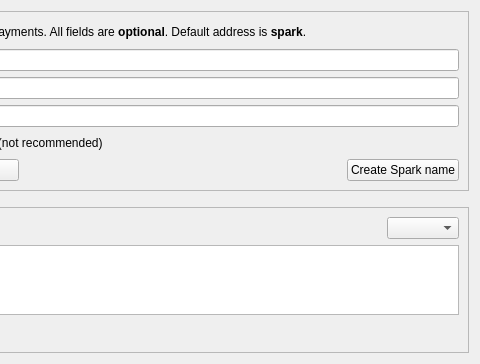
The window that src/qt/forms/receivecoinsdialog.ui (firoorg/firo) describes before a commit, drawn with Qt 5; both pictures show x 296 to 776 and y 0 to 364 of the 776 by 364 pixel window.
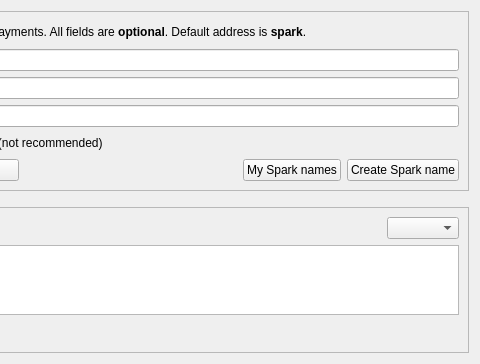
The same window after the commit. Custom widgets are drawn as their Qt base class.

Commit message: Added "My spark names" button to the Receive tab

What changed in the file:
```diff
--- a/src/qt/forms/receivecoinsdialog.ui
+++ b/src/qt/forms/receivecoinsdialog.ui
@@ -205,6 +205,25 @@
             </property>
            </spacer>
           </item>
+          <item>
+           <widget class="QPushButton" name="mySparkNamesButton">
+            <property name="sizePolicy">
+             <sizepolicy hsizetype="Minimum" vsizetype="Fixed">
+              <horstretch>0</horstretch>
+              <verstretch>0</verstretch>
+             </sizepolicy>
+            </property>
+            <property name="toolTip">
+             <string>Browse your spark names to use as label.</string>
+            </property>
+            <property name="text">
+             <string>My Spark names</string>
+            </property>
+            <property name="autoDefault">
+             <bool>false</bool>
+            </property>
+           </widget>
+          </item>
           <item>
            <widget class="QPushButton" name="createSparkNameButton">
             <property name="sizePolicy">
```
The commit also changes 4 other files.
